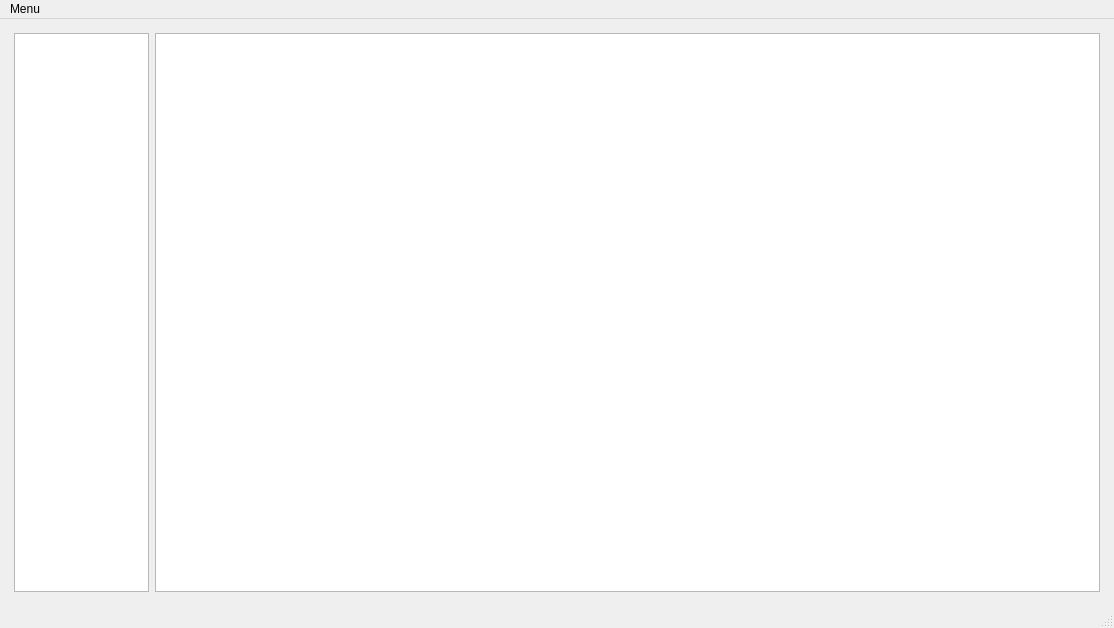
Acytoo/File_system_simulation, file FileSystemSimulation/content.ui: the form before one commit.
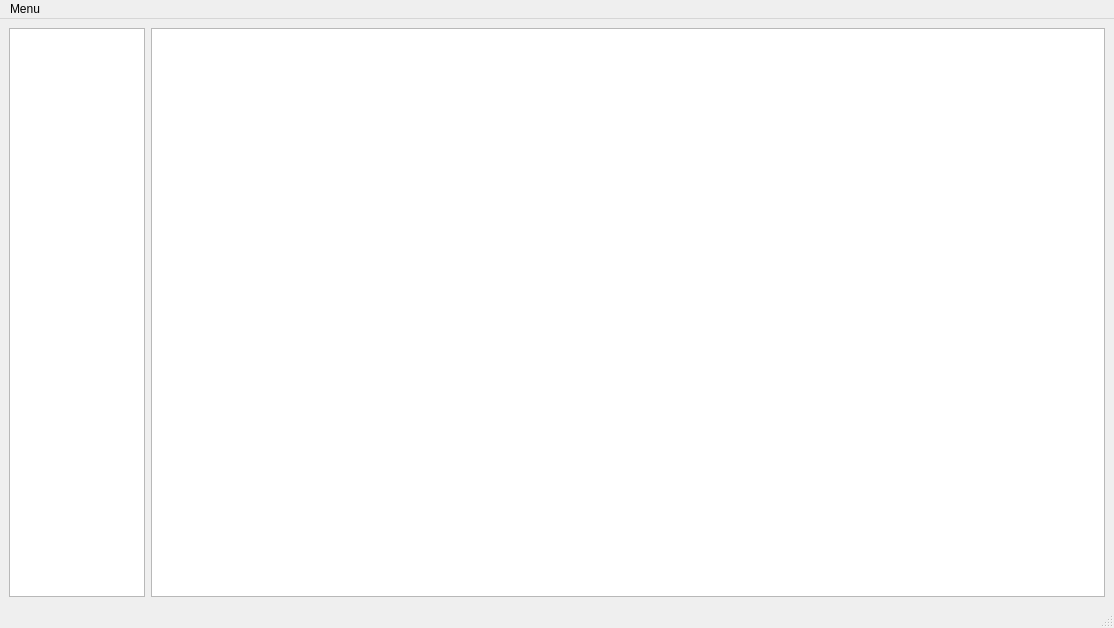
The form after the commit.

Diff of the .ui file:
```diff
--- a/FileSystemSimulation/content.ui
+++ b/FileSystemSimulation/content.ui
@@ -14,38 +14,18 @@
    <string>File Manager - Acytoo</string>
   </property>
   <widget class="QWidget" name="centralwidget">
-   <layout class="QGridLayout" name="gridLayout_2">
+   <layout class="QGridLayout" name="gridLayout">
     <item row="0" column="0">
-     <layout class="QGridLayout" name="gridLayout" rowstretch="0" columnstretch="1,7">
-      <property name="sizeConstraint">
-       <enum>QLayout::SetDefaultConstraint</enum>
-      </property>
-      <property name="leftMargin">
-       <number>5</number>
-      </property>
-      <property name="topMargin">
-       <number>5</number>
-      </property>
-      <property name="rightMargin">
-       <number>5</number>
-      </property>
-      <property name="bottomMargin">
-       <number>5</number>
-      </property>
-      <item row="0" column="0">
-       <widget class="QListView" name="lst_function">
-        <property name="sizePolicy">
-         <sizepolicy hsizetype="Expanding" vsizetype="Expanding">
-          <horstretch>0</horstretch>
-          <verstretch>0</verstretch>
-         </sizepolicy>
-        </property>
-       </widget>
+     <layout class="QHBoxLayout" name="horizontalLayout" stretch="1,7">
+      <item>
+       <widget class="QListWidget" name="list_function"/>
       </item>
-      <item row="0" column="1">
-       <widget class="QListView" name="lst_content">
-        <property name="resizeMode">
-         <enum>QListView::Adjust</enum>
+      <item>
+       <widget class="QListWidget" name="list_content">
+        <property name="font">
+         <font>
+          <pointsize>12</pointsize>
+         </font>
         </property>
        </widget>
       </item>
```
Left out of the diff: 6 changed lines with no effect on the pictures.
